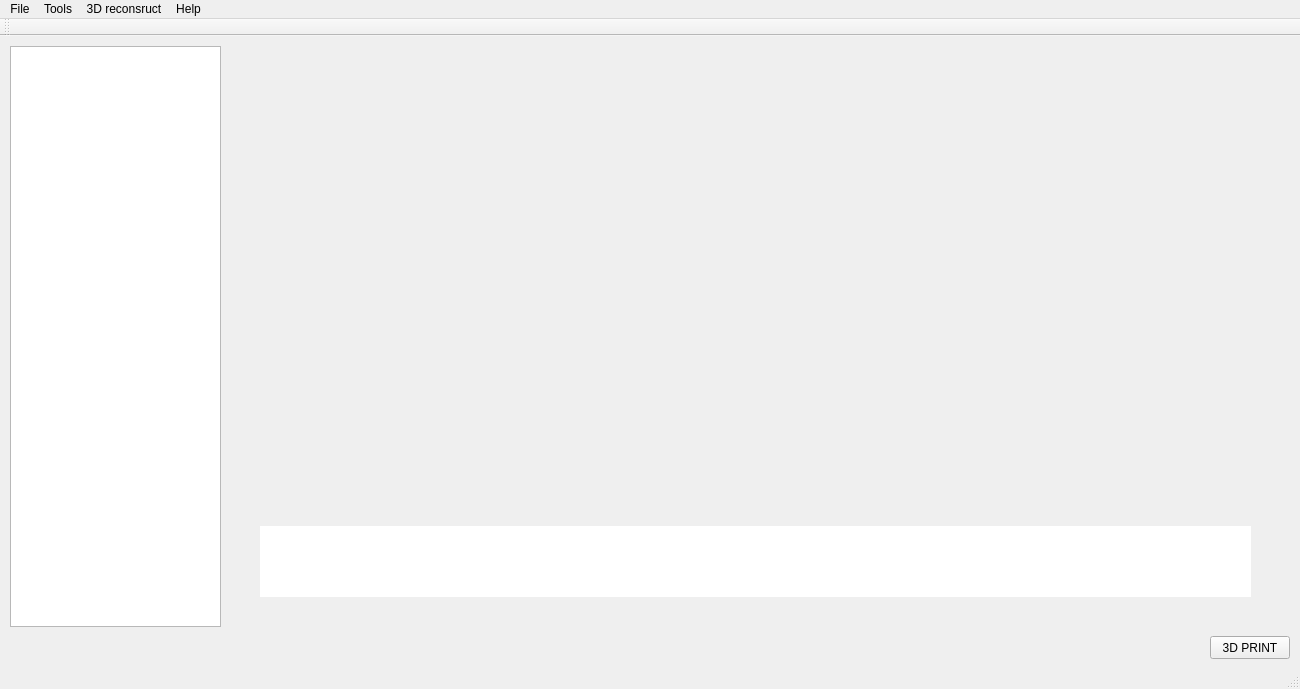
First picture: the form in app/mainwindow.ui, repository fcaball/TER, before the edit.
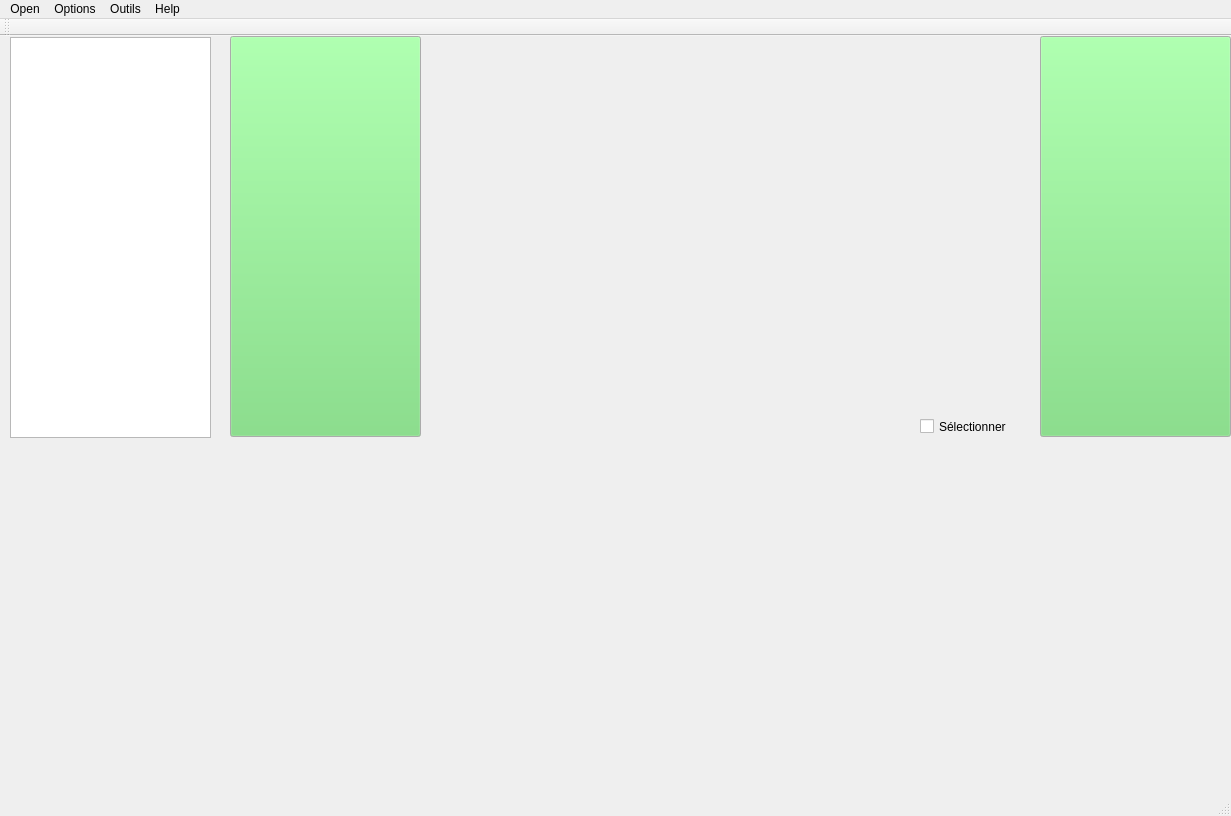
Second picture: the form after the edit.

What changed in the file:
```diff
--- a/app/mainwindow.ui
+++ b/app/mainwindow.ui
@@ -6,65 +6,207 @@
    <rect>
     <x>0</x>
     <y>0</y>
-    <width>1300</width>
-    <height>689</height>
+    <width>1231</width>
+    <height>816</height>
    </rect>
   </property>
+  <property name="palette">
+   <palette>
+    <active>
+     <colorrole role="Button">
+      <brush brushstyle="SolidPattern">
+       <color alpha="255">
+        <red>170</red>
+        <green>255</green>
+        <blue>127</blue>
+       </color>
+      </brush>
+     </colorrole>
+    </active>
+    <inactive>
+     <colorrole role="Button">
+      <brush brushstyle="SolidPattern">
+       <color alpha="255">
+        <red>170</red>
+        <green>255</green>
+        <blue>127</blue>
+       </color>
+      </brush>
+     </colorrole>
+    </inactive>
+    <disabled>
+     <colorrole role="Button">
+      <brush brushstyle="SolidPattern">
+       <color alpha="255">
+        <red>170</red>
+        <green>255</green>
+        <blue>127</blue>
+       </color>
+      </brush>
+     </colorrole>
+    </disabled>
+   </palette>
+  </property>
   <property name="windowTitle">
    <string>MainWindow</string>
   </property>
   <widget class="QWidget" name="centralWidget">
-   <widget class="QPushButton" name="pushButton">
+   <property name="palette">
+    <palette>
+     <active>
+      <colorrole role="Button">
+       <brush brushstyle="SolidPattern">
+        <color alpha="255">
+         <red>113</red>
+         <green>221</green>
+         <blue>116</blue>
+        </color>
+       </brush>
+      </colorrole>
+     </active>
+     <inactive>
+      <colorrole role="Button">
+       <brush brushstyle="SolidPattern">
+        <color alpha="255">
+         <red>113</red>
+         <green>221</green>
+         <blue>116</blue>
+        </color>
+       </brush>
+      </colorrole>
+     </inactive>
+     <disabled>
+      <colorrole role="Button">
+       <brush brushstyle="SolidPattern">
+        <color alpha="255">
+         <red>113</red>
+         <green>221</green>
+         <blue>116</blue>
+        </color>
+       </brush>
+      </colorrole>
+     </disabled>
+    </palette>
+   </property>
+   <widget class="QPushButton" name="slideleft">
     <property name="geometry">
      <rect>
-      <x>1210</x>
-      <y>600</y>
-      <width>80</width>
-      <height>23</height>
+      <x>230</x>
+      <y>0</y>
+      <width>191</width>
+      <height>401</height>
      </rect>
     </property>
     <property name="text">
-     <string>3D PRINT</string>
+     <string/>
+    </property>
+   </widget>
+   <widget class="QPushButton" name="slideright">
+    <property name="geometry">
+     <rect>
+      <x>1040</x>
+      <y>0</y>
+      <width>191</width>
+      <height>401</height>
+     </rect>
+    </property>
+    <property name="text">
+     <string/>
     </property>
    </widget>
    <widget class="QTreeView" name="treeView">
     <property name="geometry">
      <rect>
       <x>10</x>
-      <y>10</y>
-      <width>211</width>
-      <height>581</height>
+      <y>1</y>
+      <width>201</width>
+      <height>401</height>
      </rect>
     </property>
-    <property name="autoFillBackground">
-     <bool>false</bool>
+    <property name="palette">
+     <palette>
+      <active>
+       <colorrole role="Button">
+        <brush brushstyle="SolidPattern">
+         <color alpha="255">
+          <red>0</red>
+          <green>170</green>
+          <blue>127</blue>
+         </color>
+        </brush>
+       </colorrole>
+      </active>
+      <inactive>
+       <colorrole role="Button">
+        <brush brushstyle="SolidPattern">
+         <color alpha="255">
+          <red>0</red>
+          <green>170</green>
+          <blue>127</blue>
+         </color>
+        </brush>
+       </colorrole>
+      </inactive>
+      <disabled>
+       <colorrole role="Button">
+        <brush brushstyle="SolidPattern">
+         <color alpha="255">
+          <red>0</red>
+          <green>170</green>
+          <blue>127</blue>
+         </color>
+        </brush>
+       </colorrole>
+      </disabled>
+     </palette>
     </property>
    </widget>
    <widget class="QLabel" name="picture1">
     <property name="geometry">
      <rect>
-      <x>260</x>
-      <y>10</y>
-      <width>471</width>
-      <height>451</height>
+      <x>460</x>
+      <y>20</y>
+      <width>541</width>
+      <height>361</height>
      </rect>
     </property>
-    <property name="text">
-     <string/>
+    <property name="palette">
+     <palette>
+      <active>
+       <colorrole role="Button">
+        <brush brushstyle="SolidPattern">
+         <color alpha="255">
+          <red>85</red>
+          <green>170</green>
+          <blue>127</blue>
+         </color>
+        </brush>
+       </colorrole>
+      </active>
+      <inactive>
+       <colorrole role="Button">
+        <brush brushstyle="SolidPattern">
+         <color alpha="255">
+          <red>85</red>
+          <green>170</green>
+          <blue>127</blue>
+         </color>
+        </brush>
+       </colorrole>
+      </inactive>
+      <disabled>
+       <colorrole role="Button">
+        <brush brushstyle="SolidPattern">
+         <color alpha="255">
+          <red>85</red>
+          <green>170</green>
+          <blue>127</blue>
+         </color>
+        </brush>
+       </colorrole>
+      </disabled>
+     </palette>
     </property>
-    <property name="scaledContents">
-     <bool>true</bool>
-    </property>
-   </widget>
-   <widget class="QLabel" name="picture2">
-    <property name="geometry">
-     <rect>
-      <x>780</x>
-      <y>10</y>
-      <width>471</width>
-      <height>451</height>
-     </rect>
-    </property>
     <property name="text">
      <string/>
     </property>
@@ -75,44 +217,49 @@
    <widget class="QLabel" name="textimage1">
     <property name="geometry">
      <rect>
-      <x>260</x>
-      <y>490</y>
-      <width>471</width>
-      <height>71</height>
-     </rect>
-    </property>
-    <property name="styleSheet">
-     <string notr="true">QLabel { background-color :white ; color : black; }</string>
-    </property>
-    <property name="text">
-     <string/>
-    </property>
-   </widget>
-   <widget class="QLabel" name="textimage2">
-    <property name="geometry">
-     <rect>
-      <x>780</x>
-      <y>490</y>
-      <width>471</width>
-      <height>71</height>
-     </rect>
-    </property>
-    <property name="styleSheet">
-     <string notr="true">QLabel { background-color :white ; color : black; }</string>
-    </property>
-    <property name="text">
-     <string/>
-    </property>
-   </widget>
-   <widget class="QLabel" name="picture3">
-    <property name="geometry">
-     <rect>
-      <x>260</x>
-      <y>10</y>
+      <x>230</x>
+      <y>410</y>
       <width>991</width>
-      <height>451</height>
+      <height>161</height>
      </rect>
     </property>
+    <property name="palette">
+     <palette>
+      <active>
+       <colorrole role="Button">
+        <brush brushstyle="SolidPattern">
+         <color alpha="255">
+          <red>85</red>
+          <green>170</green>
+          <blue>127</blue>
+         </color>
+        </brush>
+       </colorrole>
+      </active>
+      <inactive>
+       <colorrole role="Button">
+        <brush brushstyle="SolidPattern">
+         <color alpha="255">
+          <red>85</red>
+          <green>170</green>
+          <blue>127</blue>
+         </color>
+        </brush>
+       </colorrole>
+      </inactive>
+      <disabled>
+       <colorrole role="Button">
+        <brush brushstyle="SolidPattern">
+         <color alpha="255">
+          <red>85</red>
+          <green>170</green>
+          <blue>127</blue>
+         </color>
+        </brush>
+       </colorrole>
+      </disabled>
+     </palette>
+    </property>
     <property name="text">
      <string/>
     </property>
@@ -123,59 +270,76 @@
    <widget class="QLabel" name="textimage3">
     <property name="geometry">
      <rect>
-      <x>490</x>
-      <y>490</y>
-      <width>471</width>
-      <height>71</height>
+      <x>430</x>
+      <y>0</y>
+      <width>601</width>
+      <height>391</height>
      </rect>
     </property>
-    <property name="styleSheet">
-     <string notr="true">QLabel { background-color :white ; color : black; }</string>
-    </property>
     <property name="text">
      <string/>
     </property>
    </widget>
+   <widget class="QCheckBox" name="checkBox">
+    <property name="geometry">
+     <rect>
+      <x>920</x>
+      <y>380</y>
+      <width>101</width>
+      <height>21</height>
+     </rect>
+    </property>
+    <property name="text">
+     <string>Sélectionner</string>
+    </property>
+   </widget>
+   <zorder>imagespace</zorder>
+   <zorder>sliderholder</zorder>
+   <zorder>slideleft</zorder>
+   <zorder>slideright</zorder>
+   <zorder>treeView</zorder>
+   <zorder>infosimage</zorder>
+   <zorder>checkBox</zorder>
   </widget>
   <widget class="QMenuBar" name="menuBar">
    <property name="geometry">
     <rect>
      <x>0</x>
      <y>0</y>
-     <width>1300</width>
+     <width>1231</width>
      <height>20</height>
     </rect>
    </property>
-   <widget class="QMenu" name="menuTools">
+   <widget class="QMenu" name="menuOptions">
     <property name="title">
-     <string>Tools</string>
+     <string>Options</string>
+    </property>
+    <addaction name="actionExtraction_de_caract_ristiques"/>
+    <addaction name="actionMise_en_correspondance"/>
+    <addaction name="actionReconstruction_3D"/>
+   </widget>
+   <widget class="QMenu" name="menuOutils">
+    <property name="title">
+     <string>Outils</string>
     </property>
     <addaction name="actionZoom"/>
     <addaction name="actionZoom_2"/>
    </widget>
-   <widget class="QMenu" name="menu3D_reconsruct">
-    <property name="title">
-     <string>3D reconsruct</string>
-    </property>
-    <addaction name="actionCaracteristics_extraction"/>
-    <addaction name="actionCorrespondance"/>
-    <addaction name="actionTriangulation"/>
-   </widget>
    <widget class="QMenu" name="menuHelp">
     <property name="title">
      <string>Help</string>
     </property>
     <addaction name="actionContact_us"/>
    </widget>
-   <widget class="QMenu" name="menuFile">
+   <widget class="QMenu" name="menuOpen">
     <property name="title">
-     <string>File</string>
+     <string>Open</string>
     </property>
     <addaction name="actionOpen_pictures_folder"/>
    </widget>
-   <addaction name="menuFile"/>
-   <addaction name="menuTools"/>
-   <addaction name="menu3D_reconsruct"/>
+   <addaction name="menuOpen"/>
+   <addaction name="menuOptions"/>
+   <addaction name="menuOutils"/>
    <addaction name="menuHelp"/>
   </widget>
   <widget class="QToolBar" name="mainToolBar">
```
Left out of the diff: 54 changed lines with no effect on the pictures.
